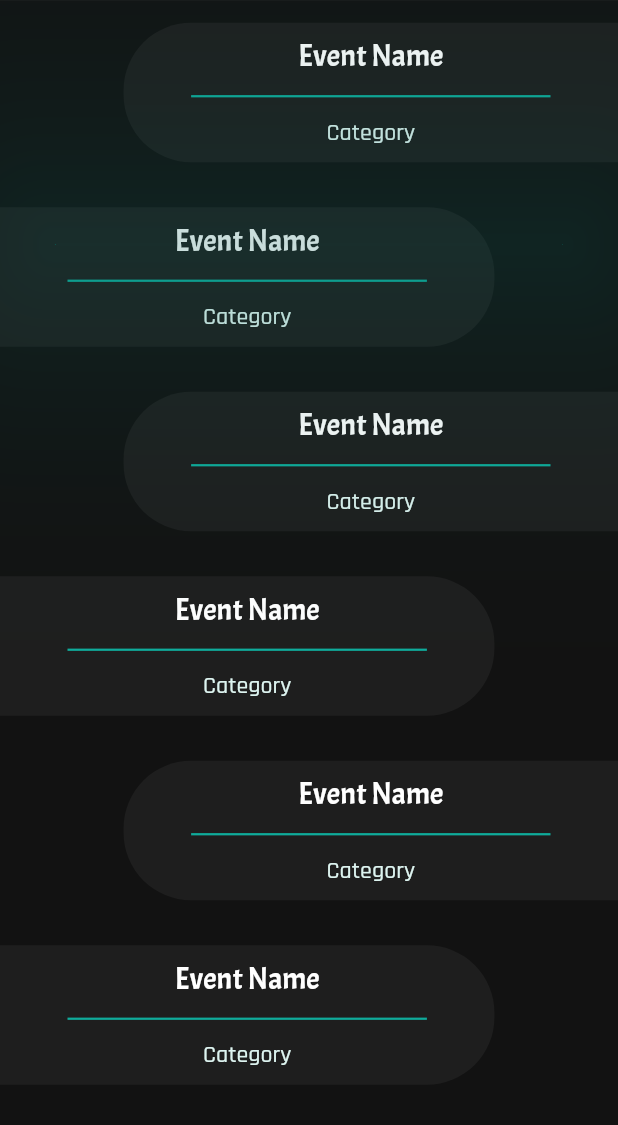
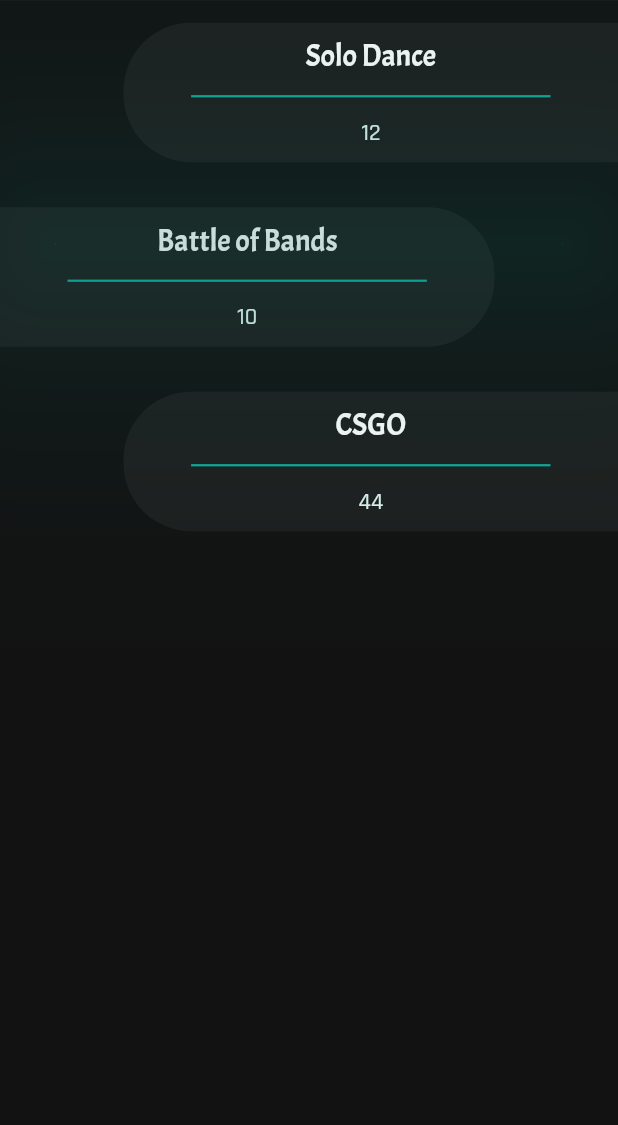
Before and after one commit to sonalika2001/Events-Page, a Flutter app: the screen it shows after launch, on a phone screen of 412 x 824 dp, the part 111-1236 px from its top. Run offline on Flutter 3.47's test engine with Material 2 defaults, Android fonts, the phone set to English and light mode, and no system bars.

Commit message:
Added json data reading and parsing functionality. Also added list sorting functionality.

```diff
--- /dev/null
+++ b/lib/FilterList.dart
@@ -0,0 +1,31 @@
+import 'events.dart';
+
+class FilterList {
+  static List<String> tagsSelected = [];
+  static List<Data> listData = [];
+  static List<Data> getData = [];
+  static List<Data> getUpdatedData() {
+    if (tagsSelected.length == 0) {
+      return getData;
+    } else {
+      Data _data;
+      String tag;
+      listData = [];
+      int flag;
+      for (_data in getData) {
+        for (tag in tagsSelected) {
+          if (_data.tags.contains(tag) && !listData.contains(_data)) {
+            flag = 1;
+          } else {
+            flag = 0;
+            break;
+          }
+        }
+        if (flag == 1) {
+          listData.add(_data);
+        }
+      }
+      return listData;
+    }
+  }
+}
--- /dev/null
+++ b/lib/events.dart
@@ -0,0 +1,100 @@
+/// data : [{"name":"Solo Dance","category":12,"delCardType":56,"longDesc":"abcdefghijklmnopqrstuvwxyz","shortDesc":"abcdefgh","minTeamSize":1,"maxTeamSize":1,"tags":["Dance","Solo",null]},{"name":"Battle of Bands","category":10,"delCardType":84,"longDesc":"abcdefghijklmnopqrstuvwxyz","shortDesc":"abcdefgh","minTeamSize":3,"maxTeamSize":8,"tags":["Music","Group"]},{"name":"CSGO","category":44,"delCardType":23,"longDesc":"abcdefghijklmnopqrstuvwxyz","shortDesc":"abcdefgh","minTeamSize":1,"maxTeamSize":5,"tags":["Gaming","Solo","Group"]}]
+
+class Events {
+  List<Data> _data;
+
+  List<Data> get data => _data;
+
+  Events({List<Data> data}) {
+    _data = data;
+  }
+
+  Events.fromJson(dynamic json) {
+    if (json["data"] != null) {
+      _data = [];
+      json["data"].forEach((v) {
+        _data.add(Data.fromJson(v));
+      });
+    }
+  }
+
+  Map<String, dynamic> toJson() {
+    var map = <String, dynamic>{};
+    if (_data != null) {
+      map["data"] = _data.map((v) => v.toJson()).toList();
+    }
+    return map;
+  }
+}
+
+/// name : "Solo Dance"
+/// category : 12
+/// delCardType : 56
+/// longDesc : "abcdefghijklmnopqrstuvwxyz"
+/// shortDesc : "abcdefgh"
+/// minTeamSize : 1
+/// maxTeamSize : 1
+/// tags : ["Dance","Solo",null]
+
+class Data {
+  String _name;
+  int _category;
+  int _delCardType;
+  String _longDesc;
+  String _shortDesc;
+  int _minTeamSize;
+  int _maxTeamSize;
+  List<String> _tags;
+
+  String get name => _name;
+  int get category => _category;
+  int get delCardType => _delCardType;
+  String get longDesc => _longDesc;
+  String get shortDesc => _shortDesc;
+  int get minTeamSize => _minTeamSize;
+  int get maxTeamSize => _maxTeamSize;
+  List<String> get tags => _tags;
+
+  Data(
+      {String name,
+      int category,
+      int delCardType,
+      String longDesc,
+      String shortDesc,
+      int minTeamSize,
+      int maxTeamSize,
+      List<String> tags}) {
+    _name = name;
+    _category = category;
+    _delCardType = delCardType;
+    _longDesc = longDesc;
+    _shortDesc = shortDesc;
+    _minTeamSize = minTeamSize;
+    _maxTeamSize = maxTeamSize;
+    _tags = tags;
+  }
+
+  Data.fromJson(dynamic json) {
+    _name = json["name"];
+    _category = json["category"];
+    _delCardType = json["delCardType"];
+    _longDesc = json["longDesc"];
+    _shortDesc = json["shortDesc"];
+    _minTeamSize = json["minTeamSize"];
+    _maxTeamSize = json["maxTeamSize"];
+    _tags = json["tags"] != null ? json["tags"].cast<String>() : [];
+  }
+
+  Map<String, dynamic> toJson() {
+    var map = <String, dynamic>{};
+    map["name"] = _name;
+    map["category"] = _category;
+    map["delCardType"] = _delCardType;
+    map["longDesc"] = _longDesc;
+    map["shortDesc"] = _shortDesc;
+    map["minTeamSize"] = _minTeamSize;
+    map["maxTeamSize"] = _maxTeamSize;
+    map["tags"] = _tags;
+    return map;
+  }
+}
--- a/lib/main.dart
+++ b/lib/main.dart
@@ -1,6 +1,8 @@
+import 'dart:convert';
 
 import 'package:flutter/material.dart';
 import 'package:events_page/events_screen.dart';
+import 'events.dart';
 
 void main() {
   runApp(EventsPage());
@@ -8,6 +10,7 @@ void main() {
 
 class EventsPage extends StatelessWidget {
   // This widget is the root of your application.
+
   @override
   Widget build(BuildContext context) {
     return MaterialApp(
--- a/lib/widgets/aligned_list.dart
+++ b/lib/widgets/aligned_list.dart
@@ -1,13 +1,12 @@
 import 'package:flutter/material.dart';
+import '../events.dart';
 import 'events_button.dart';
 import 'package:events_page/constants.dart';
 
 class LeftAlignedListTile extends StatelessWidget {
-  LeftAlignedListTile({
-    @required this.i,
-    @required this.width,
-  });
-
+  LeftAlignedListTile(
+      {@required this.i, @required this.width, @required this.data});
+  Data data;
   final int i;
   final width;
 
@@ -17,8 +16,8 @@ class LeftAlignedListTile extends StatelessWidget {
       children: <Widget>[
         Expanded(
             child: EventsButton(
-          eventName: 'Event Name',
-          eventCategory: 'Category',
+          eventName: data.name,
+          eventCategory: data.category.toString(),
           eventTileStyle: eventTileStyle(i),
         )),
         SizedBox(
@@ -30,11 +29,9 @@ class LeftAlignedListTile extends StatelessWidget {
 }
 
 class RightAlignedListTile extends StatelessWidget {
-  RightAlignedListTile({
-    @required this.i,
-    @required this.width,
-  });
-
+  RightAlignedListTile(
+      {@required this.i, @required this.width, @required this.data});
+  Data data;
   final int i;
   final width;
 
@@ -47,8 +44,8 @@ class RightAlignedListTile extends StatelessWidget {
         ),
         Expanded(
             child: EventsButton(
-          eventName: 'Event Name',
-          eventCategory: 'Category',
+          eventName: data.name,
+          eventCategory: data.category.toString(),
           eventTileStyle: eventTileStyle(i),
         )),
       ],
--- a/lib/widgets/events_list.dart
+++ b/lib/widgets/events_list.dart
@@ -1,5 +1,9 @@
+import 'dart:convert';
+
+import 'package:events_page/FilterList.dart';
 import 'package:flutter/material.dart';
 
+import '../events.dart';
 import 'slidable_list.dart';
 
 class EventsList extends StatefulWidget {
@@ -10,14 +14,38 @@ class EventsList extends StatefulWidget {
 }
 
 class _EventsListState extends State<EventsList> {
+  bool loading = true;
+  Future<void> _loadFromAsset(BuildContext context) async {
+    String data =
+        await DefaultAssetBundle.of(context).loadString("assets/events.json");
+    Events events = Events.fromJson(json.decode(data));
+    setState(() {
+      FilterList.getData = events.data;
+      loading = false;
+    });
+  }
+
+  @override
+  void initState() {
+    _loadFromAsset(context);
+    super.initState();
+  }
+
   @override
   Widget build(BuildContext context) {
-    return ListView(
-      children: alignedEventList(
-        MediaQuery.of(context).size.width,
-        widget.swipeKey,
-        context,
-      ),
-    );
+    _loadFromAsset(context);
+    return loading
+        ? Container()
+        : ListView.builder(
+            itemCount: FilterList.getUpdatedData().length,
+            itemBuilder: (BuildContext context, int index) {
+              return alignedEventList(
+                  MediaQuery.of(context).size.width,
+                  widget.swipeKey,
+                  context,
+                  index,
+                  FilterList.getUpdatedData()[index]);
+            },
+          );
   }
 }
--- a/lib/widgets/slidable_list.dart
+++ b/lib/widgets/slidable_list.dart
@@ -1,14 +1,12 @@
 import 'package:flutter/material.dart';
 import 'package:events_page/constants.dart';
+import '../events.dart';
 import 'aligned_list.dart';
 
-List<Widget> alignedTile = [];
-
-List<Widget> alignedEventList(var width, Key swipeKey, BuildContext context) {
-  for (int i = 0; i < 20; i++) {
-    if (i % 2 != 0) {
-      alignedTile.add(
-        GestureDetector(
+Widget alignedEventList(
+    var width, Key swipeKey, BuildContext context, int index, Data data) {
+  if (index % 2 != 0) {
+    return GestureDetector(
       onTap: () {
         Scaffold.of(context).openDrawer();
       },
@@ -29,15 +27,14 @@ List<Widget> alignedEventList(var width, Key swipeKey, BuildContext context) {
           return false;
         },
         child: LeftAlignedListTile(
-              i: i,
+          i: index,
           width: width,
-            ),
+          data: data,
         ),
       ),
     );
   } else {
-      alignedTile.add(
-        GestureDetector(
+    return GestureDetector(
       onTap: () {
         Scaffold.of(context).openEndDrawer();
       },
@@ -58,13 +55,11 @@ List<Widget> alignedEventList(var width, Key swipeKey, BuildContext context) {
           return false;
         },
         child: RightAlignedListTile(
-              i: i,
+          i: index,
           width: width,
-            ),
+          data: data,
         ),
       ),
     );
   }
 }
-  return alignedTile;
-}
--- a/pubspec.yaml
+++ b/pubspec.yaml
@@ -43,8 +43,8 @@ flutter:
   uses-material-design: true
 
   # To add assets to your application, add an assets section, like this:
-  # assets:
-  #   - images/a_dot_burr.jpeg
+  assets:
+    - assets/events.json
   #   - images/a_dot_ham.jpeg
 
   # An image asset can refer to one or more resolution-specific "variants", see
```
Also changed, not shown: assets/events.json (added, +44 -0 lines), lib/widgets/filter_button.dart (+8 -1 lines), pubspec.lock, 4 other files. Lines whose indentation alone changed are shown as unchanged.
